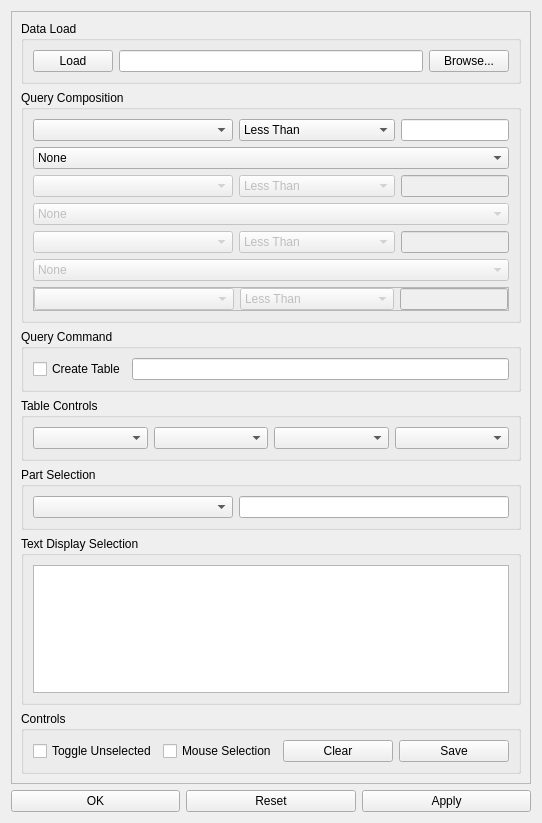
Above: share/examples/WarrantyTool/UserInterface/qtVersion/WarrantyToolPlugin_UIDialog.ui from multitudinous/ve-suite before the change. Below: the same form after it.
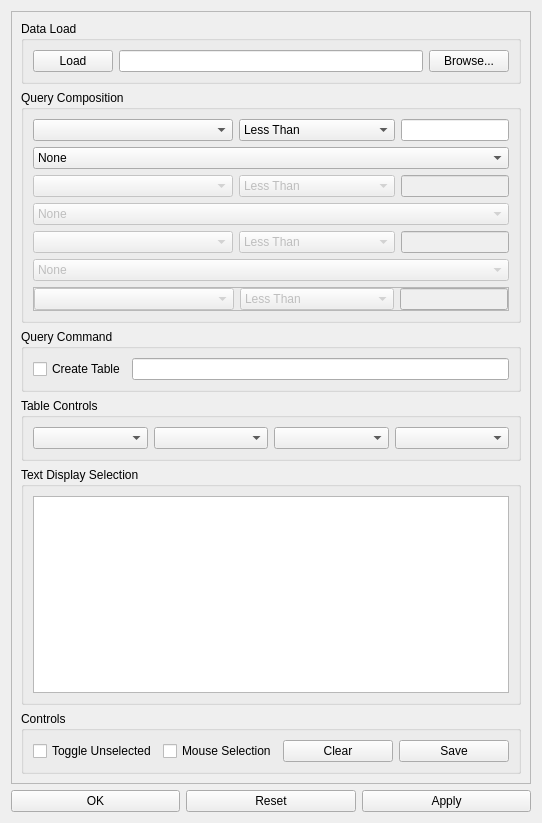
That is the form after the change.

Commit message: Adds part selection to parts returned in a query in warranty tool.

Diff of the .ui file:
```diff
--- a/share/examples/WarrantyTool/UserInterface/qtVersion/WarrantyToolPlugin_UIDialog.ui
+++ b/share/examples/WarrantyTool/UserInterface/qtVersion/WarrantyToolPlugin_UIDialog.ui
@@ -463,28 +463,6 @@
          </layout>
         </widget>
        </item>
-       <item>
-        <widget class="QGroupBox" name="groupBox_2">
-         <property name="title">
-          <string>Part Selection</string>
-         </property>
-         <layout class="QHBoxLayout" name="horizontalLayout_8">
-          <item>
-           <widget class="QComboBox" name="m_manualPartSelectionChoice">
-            <property name="minimumSize">
-             <size>
-              <width>200</width>
-              <height>0</height>
-             </size>
-            </property>
-           </widget>
-          </item>
-          <item>
-           <widget class="QLineEdit" name="lineEdit_7"/>
-          </item>
-         </layout>
-        </widget>
-       </item>
        <item>
         <widget class="QGroupBox" name="groupBox_3">
          <property name="title">
```
The commit also changes 4 other files.
